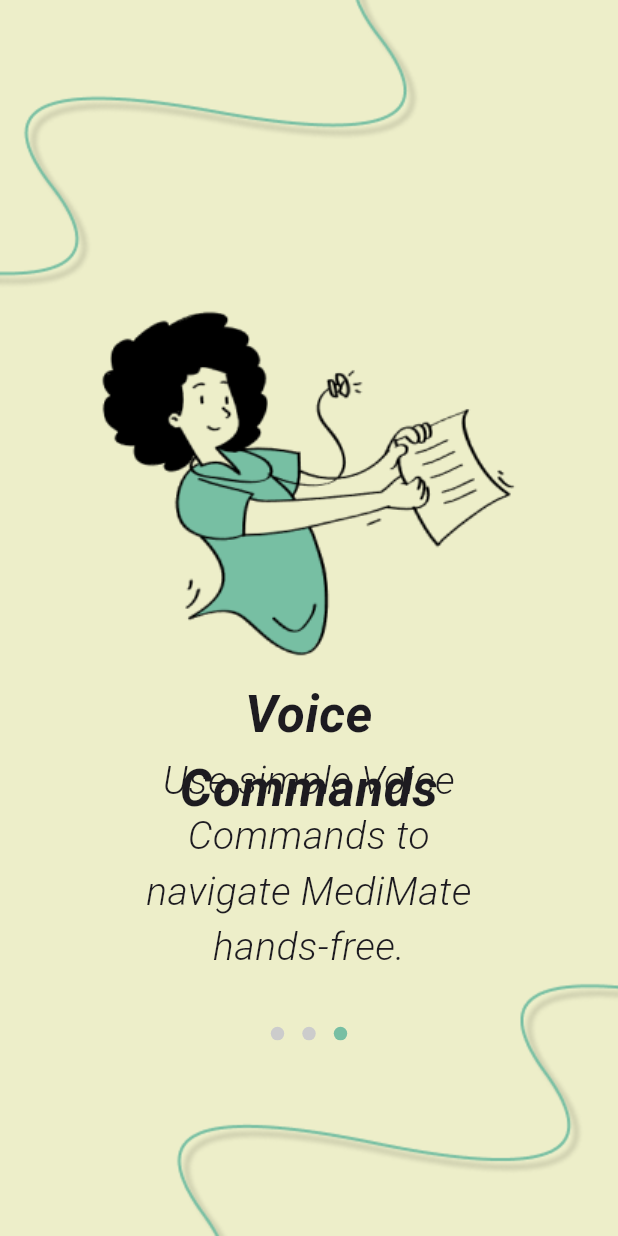
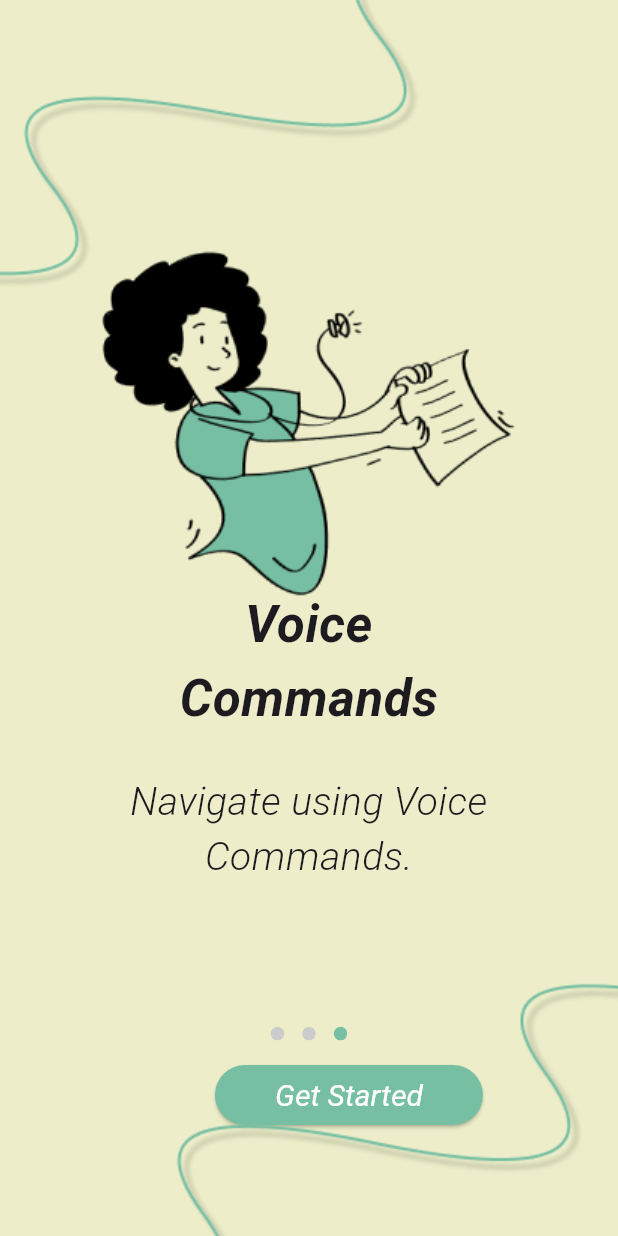
Before and after one commit to Anamika457/MediMate, a Flutter app: the screen it shows after launch, swiped to page 3, on a phone screen of 412 x 824 dp. Run offline on Flutter 3.47's test engine with Material 3 defaults, Android fonts, the phone set to English and light mode, and no system bars; drawn by our look-alikes of dots_indicator; our stand-ins replace flutter_screenutil.

Commit message:
fix scaling issues

```diff
--- a/lib/features/welcome/welcome_page_2.dart
+++ b/lib/features/welcome/welcome_page_2.dart
@@ -1,4 +1,5 @@
 import 'package:flutter/material.dart';
+import 'package:medi_mate/resources/screen_util.dart';
 
 class PageTwo extends StatefulWidget {
   const PageTwo({super.key});
@@ -19,8 +20,8 @@
             child: Column(
           crossAxisAlignment: CrossAxisAlignment.start,
           children: [
-            const SizedBox(
-              height: 120,
+             SizedBox(
+              height: ScreenUtils.w2SizedBox(context),
             ),
             Image.asset(
               'assets/Ambulance-Driver.png',
@@ -29,11 +30,11 @@
         )),
         Positioned(
             child: Container(
-          height: 550,
-          margin: const EdgeInsets.symmetric(vertical: 50.0, horizontal: 35.0),
+          height: ScreenUtils.w2ContHeight(context),
+          margin: EdgeInsets.symmetric(vertical: ScreenUtils.w2MarginVert(context), horizontal: ScreenUtils.w2MarginHorz(context)),
           alignment: Alignment.bottomCenter,
-          padding: const EdgeInsets.all(45.0),
-          child: const Text("Alerts & Notifications",
+          padding: EdgeInsets.all(ScreenUtils.w2Padding(context)),
+          child: const Text("Alerts",
               style: TextStyle(
                 fontWeight: FontWeight.bold,
                 fontSize: 34.0,
@@ -43,10 +44,10 @@
         )),
         Positioned(
             child: Container(
-          height: 600,
-          margin: const EdgeInsets.symmetric(vertical: 50.0, horizontal: 35.0),
+          height: ScreenUtils.w2Pos(context),
+          margin: EdgeInsets.symmetric(vertical: ScreenUtils.w2MarginVert(context), horizontal: ScreenUtils.w2MarginHorz(context)),
           alignment: Alignment.bottomCenter,
-          padding: const EdgeInsets.all(20.0),
+          padding: EdgeInsets.all(ScreenUtils.w2Padding2(context)),
           child: const Text(
               "We’ll help you stay on track with your medications.",
               style: TextStyle(
--- a/lib/features/welcome/welcome_page_3.dart
+++ b/lib/features/welcome/welcome_page_3.dart
@@ -1,4 +1,6 @@
 import 'package:flutter/material.dart';
+import 'package:medi_mate/features/home/home_page_view.dart';
+import 'package:medi_mate/resources/screen_util.dart';
 
 class PageThree extends StatefulWidget {
   const PageThree({super.key});
@@ -10,6 +12,12 @@
 class _WelcomePageThree extends State<PageThree> {
   @override
   Widget build(BuildContext context) {
+    void navigateToHomePage(BuildContext context) {
+    Navigator.push(
+      context,
+      MaterialPageRoute(builder: (context) => const HomePage()),
+    );
+  }
     return MaterialApp(
       debugShowCheckedModeBanner: false,
       home: Scaffold(
@@ -20,7 +28,7 @@
           crossAxisAlignment: CrossAxisAlignment.start,
           children: [
             const SizedBox(
-              height: 90,
+              height: 50,
             ),
             Image.asset(
               'assets/Nurse.png',
@@ -30,7 +38,7 @@
         )),
         Positioned(
             child: Container(
-          height: 550,
+          height: 490,
           margin: const EdgeInsets.symmetric(vertical: 50.0, horizontal: 35.0),
           alignment: Alignment.bottomCenter,
           padding: const EdgeInsets.all(50.0),
@@ -45,12 +53,12 @@
         //
         Positioned(
             child: Container(
-          height: 650,
+          height: 590,
           margin: const EdgeInsets.symmetric(vertical: 50.0, horizontal: 35.0),
           alignment: Alignment.bottomCenter,
           padding: const EdgeInsets.all(50.0),
           child: const Text(
-              "Use simple Voice Commands to navigate MediMate hands-free.",
+              "Navigate using Voice Commands.",
               style: TextStyle(
                 fontWeight: FontWeight.w300,
                 fontSize: 26.0,
@@ -58,7 +66,33 @@
               ),
               textAlign: TextAlign.center),
         )),
-      ])),
+        Positioned(
+              bottom: 70,
+              right: 90,
+              child: ElevatedButton(
+                style: ElevatedButton.styleFrom(
+                  backgroundColor: const Color(0xff77bfa3),
+                  shadowColor: Colors.black,
+                  padding: const EdgeInsets.only(left: 40, right: 40),
+                  shape: const RoundedRectangleBorder(
+                      borderRadius: BorderRadius.all(Radius.circular(20))),
+                  textStyle: const TextStyle(
+                      color: Colors.black,
+                      fontSize: 20,
+                      fontStyle: FontStyle.italic),
+                ),
+                child: const Text(
+                  'Get Started',
+                  style: TextStyle(
+                    color: Color.fromARGB(255, 255, 255, 255),
+                  ),
+                ),
+                onPressed: () => navigateToHomePage(context),
+              ),
+            ),
+          ],
+        ),
+      ),
     );
   }
 }
--- a/lib/main.dart
+++ b/lib/main.dart
@@ -1,4 +1,6 @@
 import 'package:flutter/material.dart';
+import 'package:flutter/services.dart';
+import 'package:flutter_screenutil/flutter_screenutil.dart';
 import 'package:medi_mate/features/welcome/welcome_page_1.dart';
 import 'package:medi_mate/resources/colors.dart';
 
@@ -11,11 +13,22 @@
 
   @override
   Widget build(BuildContext context) {
+     SystemChrome.setPreferredOrientations([
+      DeviceOrientation.portraitUp,
+      DeviceOrientation.portraitDown,
+    ]);
+
+    return ScreenUtilInit(
+      designSize: const Size(426, 926),
+      minTextAdapt: true,
+      splitScreenMode: true,
+      builder: (context, child) {
     return MaterialApp(
       title: 'MediMate App',
       theme: GlobalAppTheme.themeData,
       debugShowCheckedModeBanner: false,
       home:const PageOne(),
     );
-  }
-}
+  },
+    );
+}}
```
Also changed, not shown: lib/features/home/home_page_view.dart (added, +187 -0 lines).
